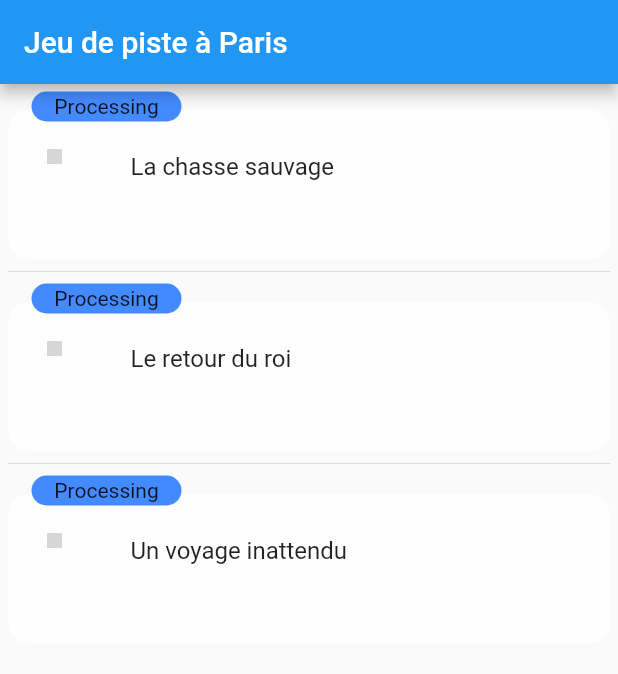
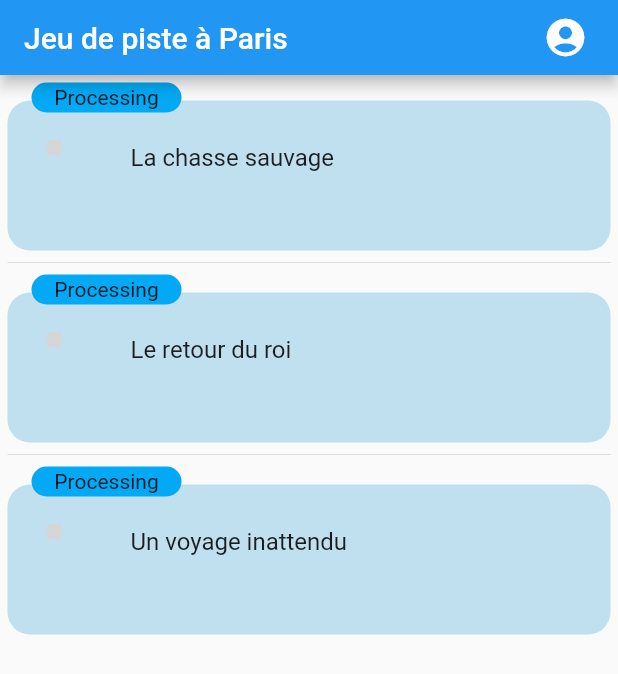
Before and after one commit to gauthLCF94/ydays_trackgame, a Flutter app: the screen it shows after launch, on a phone screen of 412 x 824 dp. Shown: the top 674 px of the screen. Run offline on Flutter 3.47's test engine with Material 2 defaults, Android fonts, the phone set to English and light mode, and no system bars; grey boxes are pictures that could not be loaded.

```diff
--- a/lib/components/QuestListItem.dart
+++ /dev/null
@@ -1,85 +0,0 @@
-// ignore_for_file: file_names
-
-import 'dart:developer';
-import 'package:flutter/material.dart';
-import 'package:ydays_trackgame/models/QuestModel.dart';
-
-class QuestListItem extends StatelessWidget {
-  final QuestModel data;
-  QuestListItem(this.data);
-
-  @override
-  Widget build(BuildContext context) {
-    return Stack(
-      children: [
-        Container(
-          padding: const EdgeInsets.all(10),
-          height: 100,
-          margin: const EdgeInsets.only(top: 12),
-          decoration: BoxDecoration(
-            color: Colors.white70,
-            borderRadius: BorderRadius.circular(15)
-          ),
-          child: Column(
-            children: <Widget>[
-              ListTile (
-                leading: Image.asset(data.image, width: 10),
-                title: Text(data.title),
-                onTap: () {
-                  log("Tile taped. ID :" + data.id);
-                  showDialog(
-                      context: context,
-                      builder: (context) => Dialog(
-                        shape: const RoundedRectangleBorder(
-                          borderRadius: BorderRadius.all(Radius.circular(15)),
-                        ),
-                        elevation: 10,
-                        child: Container(
-                          padding: const EdgeInsets.all(10),
-                          child: Stack(
-                            children: <Widget> [
-                              Column(
-                                  mainAxisAlignment: MainAxisAlignment.center,
-                                  mainAxisSize: MainAxisSize.min,
-                                  children: [
-                                    Image.asset(data.image, width: 20),
-                                    const SizedBox(height:15),
-                                    Text(data.title),
-                                    const SizedBox(height:15),
-                                    Text(data.description),
-                                    const SizedBox(height:15),
-                                    Row(
-                                      mainAxisAlignment: MainAxisAlignment.end,
-                                      children: [
-                                        TextButton(
-                                          onPressed: () { log("Redirection vers les enigmes de la quête n" + data.id.toString()); },
-                                          child: const Text("Commencer la quête")
-                                        )
-                                      ],
-                                    )
-                                  ],
-                                ),
-                            ],
-                          )
-                        )
-                      )
-                  );
-                },
-              ),
-            ],
-          )
-        ),
-      Container(
-        height: 20, width: 100,
-        margin: const EdgeInsets.only(left:16),
-        alignment: Alignment.center,
-        decoration: BoxDecoration(
-            color: Colors.blueAccent,
-            borderRadius: BorderRadius.circular(15)
-        ),
-        child: Text("Processing" /* data.status.toString() */),
-      ),
-    ],
-    );
-  }
-}
--- /dev/null
+++ b/lib/components/customappbar.dart
@@ -0,0 +1,34 @@
+import 'package:flutter/cupertino.dart';
+import 'package:flutter/material.dart';
+
+class CustomAppBar extends StatelessWidget with PreferredSizeWidget {
+
+  @override
+  Size get preferredSize => const Size.fromHeight(50.0);
+  final String _title;
+
+  CustomAppBar(
+      this._title,
+      {Key? key}) : super(key: key);
+
+  @override
+  Widget build(BuildContext context) {
+    return AppBar(
+      title: Text(_title),
+      actions: [
+        Padding(
+          padding: const EdgeInsets.only(right:20.0),
+          child: GestureDetector(
+            onTap: () {
+              //TODO: redirect to account page (if any)
+              print('redirection to account page');
+            },
+            child: const Icon(Icons.account_circle_rounded, size: 30,),
+          )
+        )
+      ],
+      automaticallyImplyLeading: true,
+    );
+  }
+
+}
--- /dev/null
+++ b/lib/components/questlistitem.dart
@@ -0,0 +1,54 @@
+// ignore_for_file: file_names
+
+import 'dart:developer';
+import 'dart:ui';
+import 'package:flutter/material.dart';
+import 'package:ydays_trackgame/models/questmodel.dart';
+import 'package:ydays_trackgame/components/dialogquest.dart';
+
+class QuestListItem extends StatelessWidget {
+  final QuestModel data;
+  QuestListItem(this.data);
+
+  @override
+  Widget build(BuildContext context) {
+    return Stack(
+      children: [
+        Container(
+          padding: const EdgeInsets.all(10),
+          height: 100,
+          margin: const EdgeInsets.only(top: 12),
+          decoration: BoxDecoration(
+            color: const Color(0xFFc0dfef),
+            borderRadius: BorderRadius.circular(15)
+          ),
+          child: Column(
+            children: <Widget>[
+              ListTile (
+                leading: Image.asset(data.image, width: 10),
+                title: Text(data.title),
+                onTap: () {
+                  log("Tile taped. ID :" + data.id);
+                  showDialog(
+                      context: context,
+                      builder: (context) => DialogQuest(data)
+                  );
+                },
+              ),
+            ],
+          )
+        ),
+        Container(
+          height: 20, width: 100,
+          margin: const EdgeInsets.only(left:16),
+          alignment: Alignment.center,
+          decoration: BoxDecoration(
+              color: Colors.lightBlue,
+              borderRadius: BorderRadius.circular(15)
+          ),
+          child: Text("Processing" /* data.status.toString() */),
+        ),
+      ],
+    );
+  }
+}
--- a/lib/main.dart
+++ b/lib/main.dart
@@ -1,5 +1,6 @@
 import 'package:flutter/material.dart';
 import 'package:ydays_trackgame/pages/homepage.dart';
+// import 'package:ydays_trackgame/pages/riddlepage.dart';
 
 void main() {
   runApp(const MyApp());
--- a/lib/pages/homepage.dart
+++ b/lib/pages/homepage.dart
@@ -1,6 +1,7 @@
 import 'package:flutter/material.dart';
-import 'package:ydays_trackgame/components/QuestListItem.dart';
-import 'package:ydays_trackgame/models/QuestModel.dart';
+import 'package:ydays_trackgame/components/customappbar.dart';
+import 'package:ydays_trackgame/components/questlistitem.dart';
+import 'package:ydays_trackgame/models/questmodel.dart';
 
 class HomePage extends StatefulWidget {
   const HomePage({
@@ -22,9 +23,8 @@ class HomePageState extends State<HomePage> {
   @override
   Widget build(BuildContext context) {
     return Scaffold(
-      appBar: AppBar(
-        title: const Text('Jeu de piste à Paris'),
-      ),
+      // TODO: custom AppBar
+      appBar: CustomAppBar('Jeu de piste à Paris'),
       // TODO: adapter au model Quest
       body: ListView.separated(
               padding: const EdgeInsets.all(5),
```
Also changed, not shown: lib/components/dialogquest.dart (added, +52 -0 lines), lib/models/RiddleModel.dart (deleted, +0 -7 lines), lib/models/riddlemodel.dart (added, +13 -0 lines), lib/pages/riddlepage.dart (+82 -12 lines).
